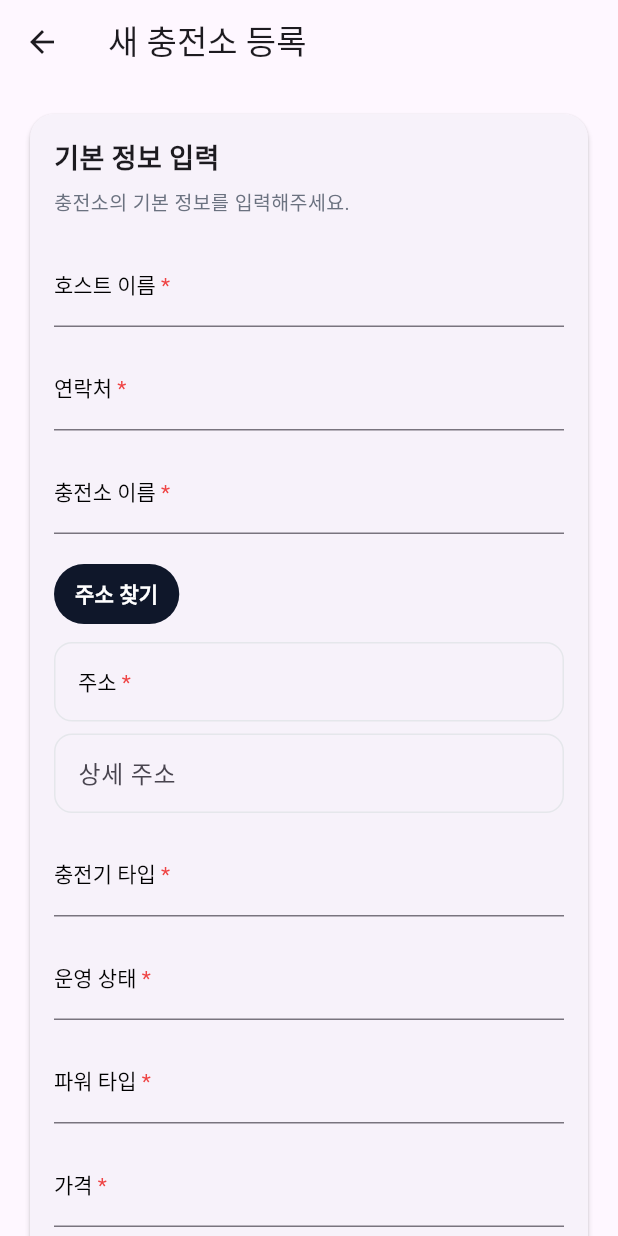
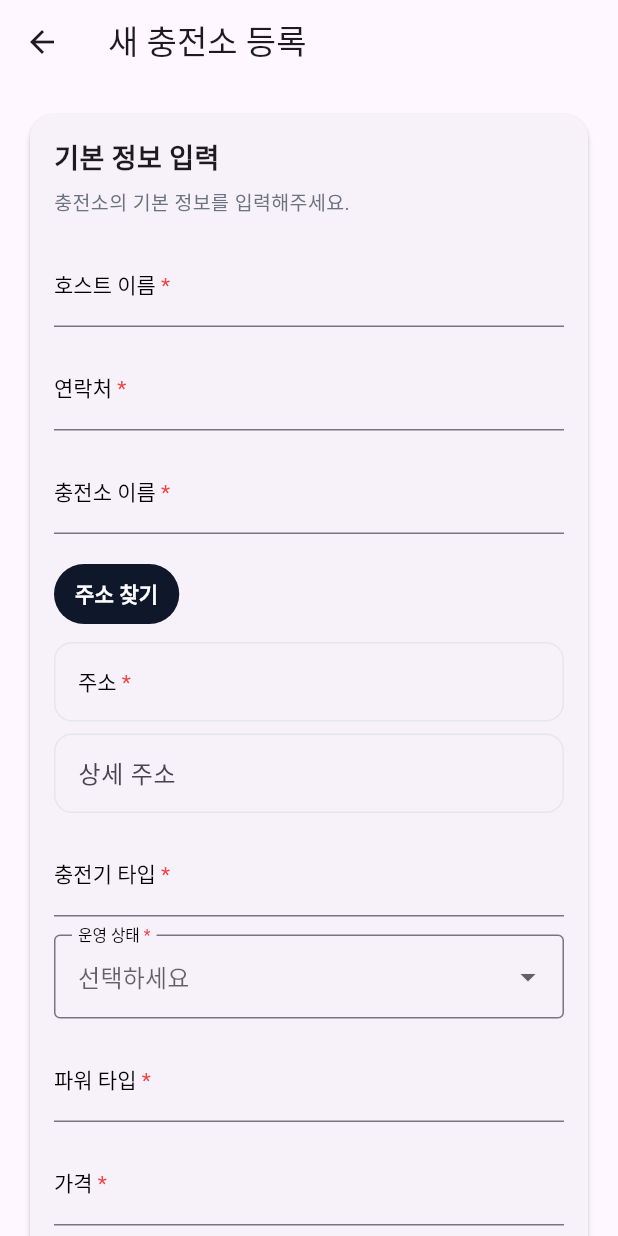
Before and after one commit to EVFinder/EVFinder_Front, a Flutter app: the RegisterChargeView screen opened by its route, on a phone screen of 412 x 824 dp. Run offline on Flutter 3.47's test engine with Material 3 defaults, Android fonts, the phone set to English and light mode, and no system bars; our stand-ins replace firebase_auth, firebase_core, geolocator, get, google_sign_in and 2 more; missing offline and left inert: dart:ffi, flutter_naver_map, flutter_sliding_box, kpostal; accounts and stored records are empty; Roboto replaces fonts that are missing (neo).

```diff
--- a/lib/Controller/bnb_station_controller.dart
+++ b/lib/Controller/bnb_station_controller.dart
@@ -51,7 +51,7 @@ class BnbStationController extends GetxController {
     var urlString = '${ApiConstants.chargerbnbApiUrl}/all';
 
     if(lat != null && lon != null) {
-      urlString += '?lat=$lat&lon=$lon&radiusKm=5';
+      urlString += '?lat=$lat&lon=$lon&radiusKm=100';
     }
 
     final url = Uri.parse(urlString);
--- a/lib/Controller/register_charge_controller.dart
+++ b/lib/Controller/register_charge_controller.dart
@@ -21,6 +21,12 @@ class RegisterChargeController extends GetxController {
 
   final Rx<double?> lat = Rx<double?>(null);
   final Rx<double?> lon = Rx<double?>(null);
+
+  final selectedStat = Rxn<String>();
+  final Map<String, String> statOptions = {
+    'available': '사용 가능',
+    'unavailable': '불가능',
+  };
 
   String? uid;
   @override
@@ -66,7 +72,7 @@ class RegisterChargeController extends GetxController {
     final chargerType = chargeTypeController.text;
     final power = powerController.text;
     final pricePerHour = priceContoller.text;
-    final status = statController.text;
+    final status = selectedStat.value;
 
     try {
       final response = await http.post(
--- a/lib/View/register_charge_view.dart
+++ b/lib/View/register_charge_view.dart
@@ -176,8 +176,18 @@ class RegisterChargeView extends GetView<RegisterChargeController> {
                     const SizedBox(height: 12),
 
                     // 운영 상태
-                    TextFormField(
-                      controller: controller.statController,
+                    Obx(() => DropdownButtonFormField<String>(
+                      value: controller.selectedStat.value,
+                      items: controller.statOptions.keys.map((String key) {
+                        return DropdownMenuItem<String>(
+                          value: key,
+                          child: Text(controller.statOptions[key]!),
+                        );
+                      }).toList(),
+
+                      onChanged: (String? newValue) {
+                        controller.selectedStat.value = newValue;
+                      },
                       decoration: InputDecoration(
                         label: RichText(
                           text: const TextSpan(
@@ -188,9 +198,10 @@ class RegisterChargeView extends GetView<RegisterChargeController> {
                             ],
                           ),
                         ),
-                        hintText: "예: 사용 가능",
+                        hintText: "선택하세요",
+                        border: OutlineInputBorder(), // 테두리를 추가하면 더 보기 좋습니다.
                       ),
-                    ),
+                    )),
                     const SizedBox(height: 12),
 
                     // 파워 타입
```
Also changed, not shown: lib/View/Widget/bnb_charge_card.dart (+8 -8 lines).
